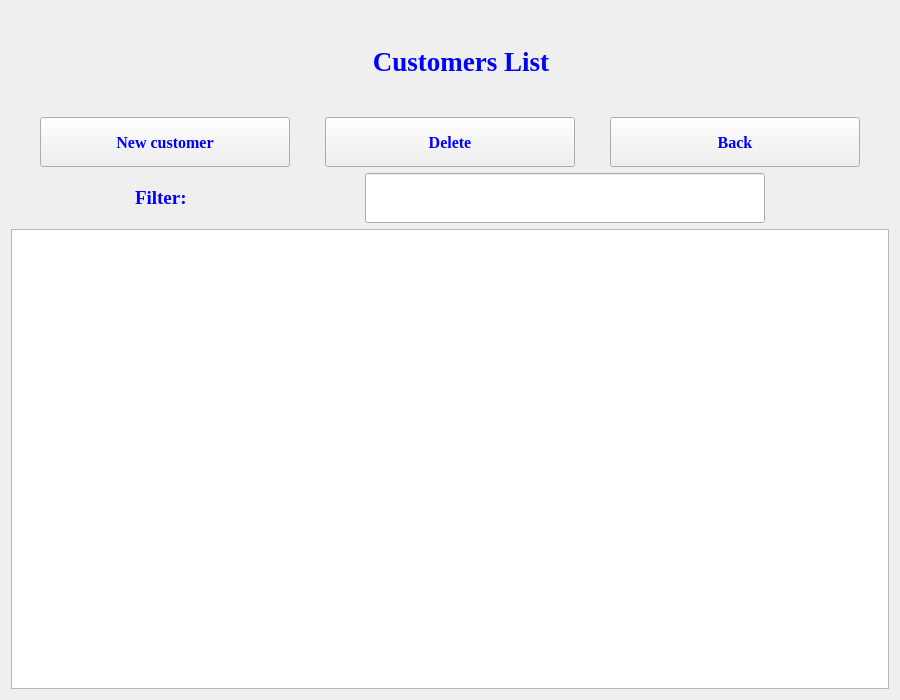
Old version of the form customerlist.ui in the repository jonathansaetre/BankSystem.
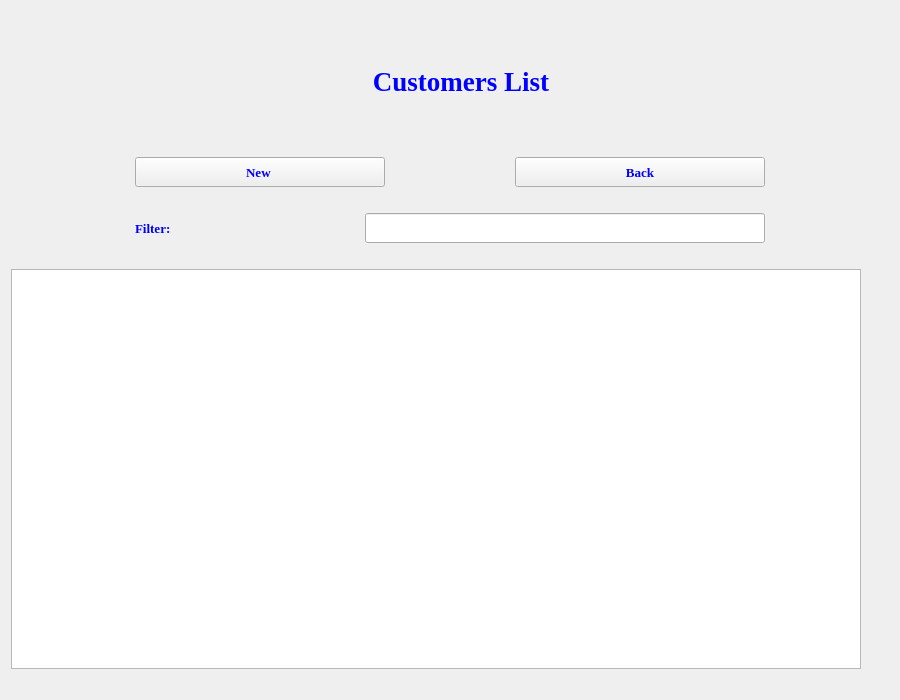
New version of the form.

What changed in the file:
```diff
--- a/customerlist.ui
+++ b/customerlist.ui
@@ -69,19 +69,19 @@
        <property name="minimumSize">
         <size>
          <width>250</width>
-         <height>50</height>
+         <height>30</height>
         </size>
        </property>
        <property name="maximumSize">
         <size>
          <width>250</width>
-         <height>50</height>
+         <height>30</height>
         </size>
        </property>
        <property name="font">
         <font>
          <family>Times New Roman</family>
-         <pointsize>12</pointsize>
+         <pointsize>10</pointsize>
          <weight>75</weight>
          <bold>true</bold>
         </font>
@@ -90,37 +90,7 @@
         <string notr="true">color:blue</string>
        </property>
        <property name="text">
-        <string>New customer</string>
-       </property>
-      </widget>
-     </item>
-     <item>
-      <widget class="QPushButton" name="pushButton">
-       <property name="minimumSize">
-        <size>
-         <width>250</width>
-         <height>50</height>
-        </size>
-       </property>
-       <property name="maximumSize">
-        <size>
-         <width>250</width>
-         <height>50</height>
-        </size>
-       </property>
-       <property name="font">
-        <font>
-         <family>Times New Roman</family>
-         <pointsize>12</pointsize>
-         <weight>75</weight>
-         <bold>true</bold>
-        </font>
-       </property>
-       <property name="styleSheet">
-        <string notr="true">color:blue</string>
-       </property>
-       <property name="text">
-        <string>Delete</string>
+        <string>New </string>
        </property>
       </widget>
      </item>
@@ -129,19 +99,19 @@
        <property name="minimumSize">
         <size>
          <width>250</width>
-         <height>50</height>
+         <height>30</height>
         </size>
        </property>
        <property name="maximumSize">
         <size>
          <width>250</width>
-         <height>50</height>
+         <height>30</height>
         </size>
        </property>
        <property name="font">
         <font>
          <family>Times New Roman</family>
-         <pointsize>12</pointsize>
+         <pointsize>10</pointsize>
          <weight>75</weight>
          <bold>true</bold>
         </font>
@@ -163,19 +133,19 @@
        <property name="minimumSize">
         <size>
          <width>100</width>
-         <height>50</height>
+         <height>30</height>
         </size>
        </property>
        <property name="maximumSize">
         <size>
          <width>100</width>
-         <height>50</height>
+         <height>30</height>
         </size>
        </property>
        <property name="font">
         <font>
          <family>Times New Roman</family>
-         <pointsize>14</pointsize>
+         <pointsize>10</pointsize>
          <weight>75</weight>
          <bold>true</bold>
         </font>
@@ -193,13 +163,13 @@
        <property name="minimumSize">
         <size>
          <width>400</width>
-         <height>50</height>
+         <height>30</height>
         </size>
        </property>
        <property name="maximumSize">
         <size>
          <width>400</width>
-         <height>50</height>
+         <height>30</height>
         </size>
        </property>
        <property name="font">
@@ -217,6 +187,18 @@
    </item>
    <item>
     <widget class="QTreeView" name="custList">
+     <property name="minimumSize">
+      <size>
+       <width>850</width>
+       <height>400</height>
+      </size>
+     </property>
+     <property name="maximumSize">
+      <size>
+       <width>850</width>
+       <height>400</height>
+      </size>
+     </property>
      <property name="font">
       <font>
        <family>Times New Roman</family>
```
